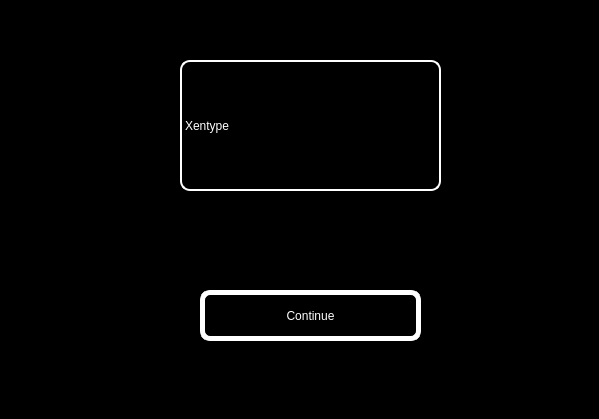
Above: xentype/welcome.ui from TheRealSlimShadies/XenType before the change. Below: the same form after it.
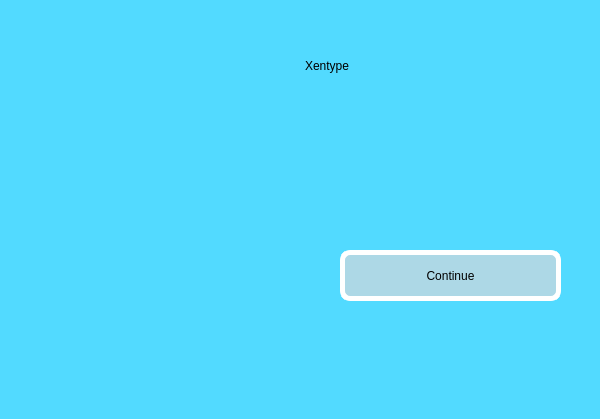
That is the form after the change. Icons and pictures are not drawn.

Commit message: made gui with a frameless window added logo along with color scheme

```diff
--- a/xentype/welcome.ui
+++ b/xentype/welcome.ui
@@ -6,7 +6,7 @@
    <rect>
     <x>0</x>
     <y>0</y>
-    <width>599</width>
+    <width>600</width>
     <height>419</height>
    </rect>
   </property>
@@ -14,22 +14,23 @@
    <string>Form</string>
   </property>
   <property name="styleSheet">
-   <string notr="true">background-color:black;</string>
+   <string notr="true">background-color:rgb(82, 218, 255);</string>
   </property>
   <widget class="QLabel" name="label">
    <property name="geometry">
     <rect>
-     <x>180</x>
-     <y>60</y>
+     <x>300</x>
+     <y>0</y>
      <width>261</width>
      <height>131</height>
     </rect>
    </property>
    <property name="styleSheet">
     <string notr="true">font: 48pt &quot;Segoe UI&quot;;
-color:white;
-border: 2px solid white;
-border-radius:10px;</string>
+color:Black;
+border: 2px solid rgb(82, 218, 255);;
+border-radius:10px;
+</string>
    </property>
    <property name="text">
     <string>Xentype</string>
@@ -38,8 +39,8 @@
   <widget class="QPushButton" name="pushButton">
    <property name="geometry">
     <rect>
-     <x>200</x>
-     <y>290</y>
+     <x>340</x>
+     <y>250</y>
      <width>221</width>
      <height>51</height>
     </rect>
@@ -47,12 +48,30 @@
    <property name="styleSheet">
     <string notr="true">border: 5px solid white;
 border-radius: 10px;
-color: white;</string>
+color: black;
+background-color:lightblue;</string>
    </property>
    <property name="text">
     <string>Continue</string>
    </property>
   </widget>
+  <widget class="QLabel" name="label_2">
+   <property name="geometry">
+    <rect>
+     <x>0</x>
+     <y>0</y>
+     <width>300</width>
+     <height>419</height>
+    </rect>
+   </property>
+   <property name="styleSheet">
+    <string notr="true">background-color:rgb(82, 218, 255);
+border-image: url(:/file/icons/logo.png);</string>
+   </property>
+   <property name="text">
+    <string/>
+   </property>
+  </widget>
  </widget>
  <resources/>
  <connections/>
```
The commit also changes 93 other files.
